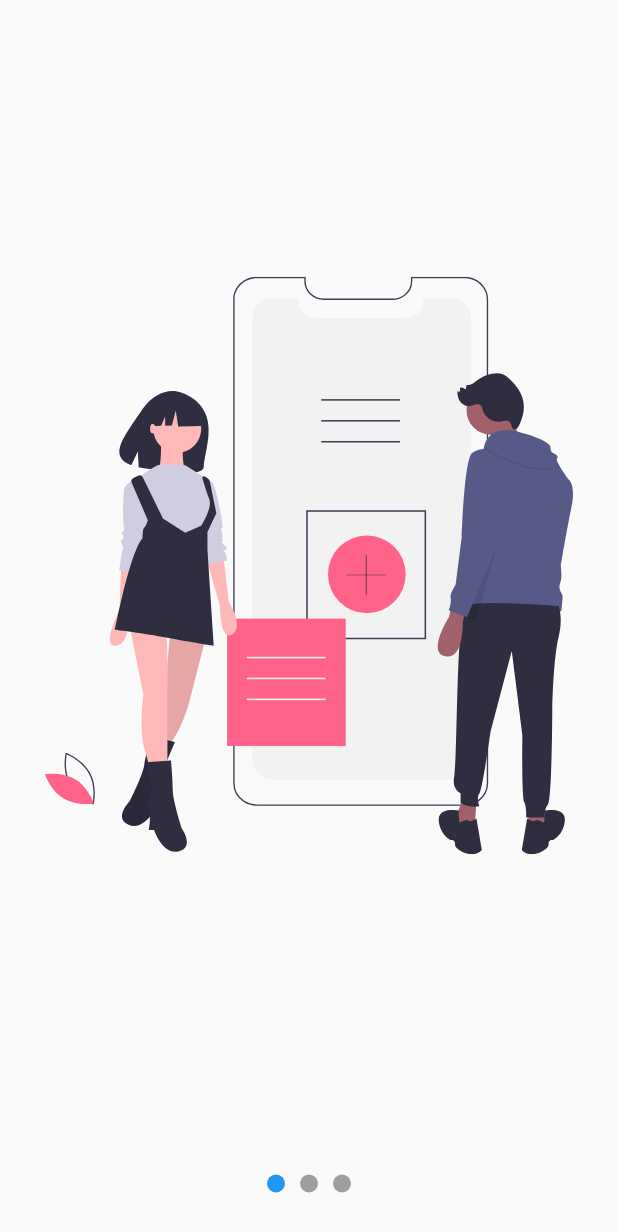
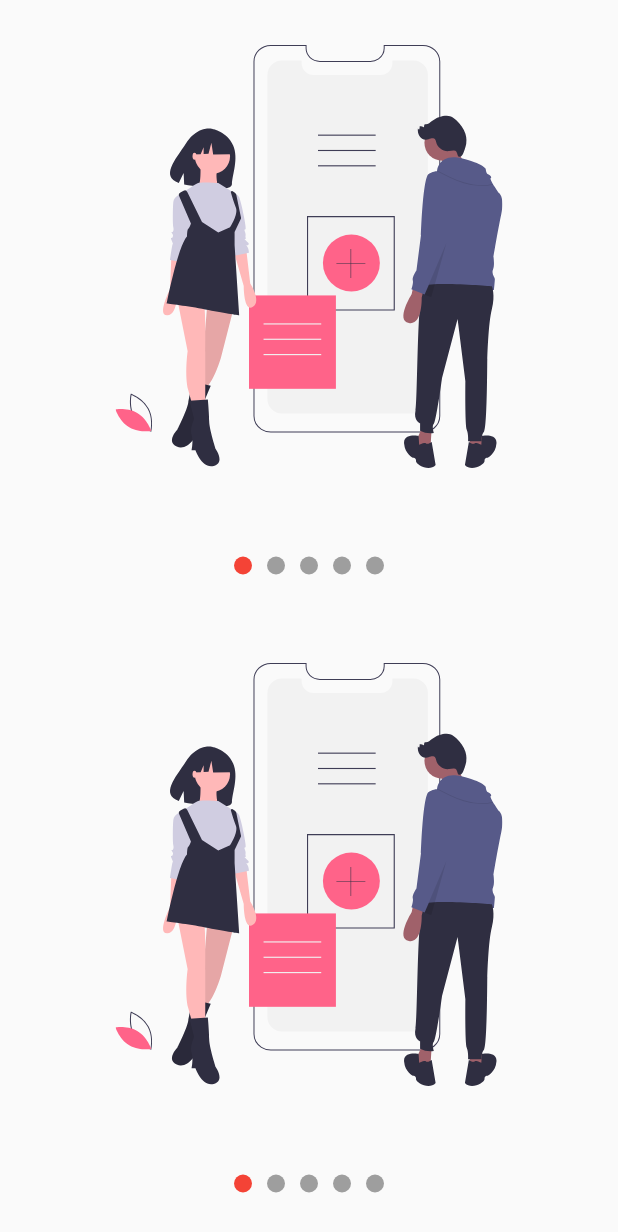
Before and after one commit to julianfrancodev/bug-free-flutter-painter-animatios, a Flutter app: the screen it shows after launch, on a phone screen of 412 x 824 dp. Shown: the top 1232 px of the screen. Run offline on Flutter 3.47's test engine with Material 2 defaults, Android fonts, the phone set to English and light mode, and no system bars; our stand-ins replace flutter_svg.

Commit message:
feat: improve slider component

```diff
--- /dev/null
+++ b/lib/labs/slideshow_page.dart
@@ -0,0 +1,128 @@
+import 'package:custom_painter/models/slider_model.dart';
+import 'package:flutter/material.dart';
+import 'package:flutter_svg/flutter_svg.dart';
+import 'package:provider/provider.dart';
+
+class SlideShowPage extends StatelessWidget {
+  @override
+  Widget build(BuildContext context) {
+    return ChangeNotifierProvider(
+      create: (_) => new SliderMode(),
+      child: Scaffold(
+        body: Center(
+          child: Column(
+            children: [
+              Expanded(child: _Slides()),
+              _Dots(),
+            ],
+          ),
+        ),
+      ),
+    );
+  }
+}
+
+class _Dots extends StatelessWidget {
+  @override
+  Widget build(BuildContext context) {
+    return Container(
+      width: double.infinity,
+      height: 70,
+      child: Row(
+        mainAxisAlignment: MainAxisAlignment.center,
+        children: [
+          _Dot(
+            index: 0,
+          ),
+          _Dot(
+            index: 1,
+          ),
+          _Dot(
+            index: 2,
+          ),
+        ],
+      ),
+    );
+  }
+}
+
+class _Dot extends StatelessWidget {
+  final int index;
+
+  _Dot({@required this.index});
+
+  @override
+  Widget build(BuildContext context) {
+    final pageViewIndex = Provider.of<SliderMode>(context).currentPage;
+
+    return AnimatedContainer(
+      duration: Duration(milliseconds: 200),
+      height: 12,
+      width: 12,
+      margin: EdgeInsets.symmetric(horizontal: 5),
+      decoration: BoxDecoration(
+          color: (pageViewIndex >= index - 0.5 && pageViewIndex < index + 0.5)
+              ? Colors.blue
+              : Colors.grey,
+          shape: BoxShape.circle),
+    );
+  }
+}
+
+class _Slides extends StatefulWidget {
+  @override
+  __SlidesState createState() => __SlidesState();
+}
+
+class __SlidesState extends State<_Slides> {
+  final pageViewController = new PageController();
+
+  @override
+  void initState() {
+    // TODO: implement initState
+    pageViewController.addListener(() {
+      print(pageViewController.page);
+
+      Provider.of<SliderMode>(context, listen: false).currentPage =
+          pageViewController.page;
+    });
+    super.initState();
+  }
+
+  @override
+  void dispose() {
+    // TODO: implement dispose
+    pageViewController.dispose();
+    super.dispose();
+  }
+
+  @override
+  Widget build(BuildContext context) {
+    return Container(
+      child: PageView(
+        controller: pageViewController,
+        children: [
+          _Slide(svg: 'assets/images/slide-1.svg'),
+          _Slide(svg: 'assets/images/slide-2.svg'),
+          _Slide(svg: 'assets/images/slide-3.svg'),
+        ],
+      ),
+    );
+  }
+}
+
+class _Slide extends StatelessWidget {
+  final String svg;
+
+  _Slide({@required this.svg});
+
+  @override
+  Widget build(BuildContext context) {
+    return Container(
+      width: double.infinity,
+      height: double.infinity,
+      padding: EdgeInsets.all(30),
+      child: SvgPicture.asset(svg),
+    );
+  }
+}
--- a/lib/main.dart
+++ b/lib/main.dart
@@ -3,12 +3,13 @@ import 'package:custom_painter/pages/animations_page.dart';
 import 'package:custom_painter/labs/circular_progress_page.dart';
 import 'package:custom_painter/pages/circular_graphics_page.dart';
 import 'package:custom_painter/pages/header_page.dart';
+import 'package:custom_painter/labs/slideshow_page.dart';
 import 'package:custom_painter/pages/slideshow_page.dart';
 import 'package:flutter/material.dart';
 
 void main(){
   runApp(MaterialApp(
     debugShowCheckedModeBanner: false,
-    home: SlideShowPage(),
+    home: SlidesShowPage(),
   ));
 }
--- a/lib/pages/slideshow_page.dart
+++ b/lib/pages/slideshow_page.dart
@@ -1,128 +1,34 @@
-import 'package:custom_painter/models/slider_model.dart';
+import 'package:custom_painter/widgets/slide_show.dart';
 import 'package:flutter/material.dart';
 import 'package:flutter_svg/flutter_svg.dart';
-import 'package:provider/provider.dart';
 
-class SlideShowPage extends StatelessWidget {
+class SlidesShowPage extends StatelessWidget {
   @override
   Widget build(BuildContext context) {
-    return ChangeNotifierProvider(
-      create: (_) => new SliderMode(),
-      child: Scaffold(
-        body: Center(
-          child: Column(
-            children: [
-              Expanded(child: _Slides()),
-              _Dots(),
-            ],
-          ),
-        ),
-      ),
+    return Scaffold(
+      body: Column(
+        children: [
+          Expanded(child: _SlideShown()),
+          Expanded(child: _SlideShown()),
+        ],
+      )
     );
   }
 }
-
-class _Dots extends StatelessWidget {
+class _SlideShown extends StatelessWidget {
   @override
   Widget build(BuildContext context) {
-    return Container(
-      width: double.infinity,
-      height: 70,
-      child: Row(
-        mainAxisAlignment: MainAxisAlignment.center,
-        children: [
-          _Dot(
-            index: 0,
-          ),
-          _Dot(
-            index: 1,
-          ),
-          _Dot(
-            index: 2,
-          ),
-        ],
-      ),
+    return SlideShow(
+      slides: [
+        SvgPicture.asset('assets/images/slide-1.svg'),
+        SvgPicture.asset('assets/images/slide-2.svg'),
+        SvgPicture.asset('assets/images/slide-3.svg'),
+        SvgPicture.asset('assets/images/slide-4.svg'),
+        SvgPicture.asset('assets/images/slide-5.svg'),
+      ],
+      topDots: false,
+      dotPrimaryColor: Colors.red,
+      secondaryBullet: 12,
     );
   }
 }
-
-class _Dot extends StatelessWidget {
-  final int index;
-
-  _Dot({@required this.index});
-
-  @override
-  Widget build(BuildContext context) {
-    final pageViewIndex = Provider.of<SliderMode>(context).currentPage;
-
-    return AnimatedContainer(
-      duration: Duration(milliseconds: 200),
-      height: 12,
-      width: 12,
-      margin: EdgeInsets.symmetric(horizontal: 5),
-      decoration: BoxDecoration(
-          color: (pageViewIndex >= index - 0.5 && pageViewIndex < index + 0.5)
-              ? Colors.blue
-              : Colors.grey,
-          shape: BoxShape.circle),
-    );
-  }
-}
-
-class _Slides extends StatefulWidget {
-  @override
-  __SlidesState createState() => __SlidesState();
-}
-
-class __SlidesState extends State<_Slides> {
-  final pageViewController = new PageController();
-
-  @override
-  void initState() {
-    // TODO: implement initState
-    pageViewController.addListener(() {
-      print(pageViewController.page);
-
-      Provider.of<SliderMode>(context, listen: false).currentPage =
-          pageViewController.page;
-    });
-    super.initState();
-  }
-
-  @override
-  void dispose() {
-    // TODO: implement dispose
-    pageViewController.dispose();
-    super.dispose();
-  }
-
-  @override
-  Widget build(BuildContext context) {
-    return Container(
-      child: PageView(
-        controller: pageViewController,
-        children: [
-          _Slide(svg: 'assets/images/slide-1.svg'),
-          _Slide(svg: 'assets/images/slide-2.svg'),
-          _Slide(svg: 'assets/images/slide-3.svg'),
-        ],
-      ),
-    );
-  }
-}
-
-class _Slide extends StatelessWidget {
-  final String svg;
-
-  _Slide({@required this.svg});
-
-  @override
-  Widget build(BuildContext context) {
-    return Container(
-      width: double.infinity,
-      height: double.infinity,
-      padding: EdgeInsets.all(30),
-      child: SvgPicture.asset(svg),
-    );
-  }
-}
--- /dev/null
+++ b/lib/widgets/slide_show.dart
@@ -0,0 +1,215 @@
+import 'package:flutter/material.dart';
+import 'package:provider/provider.dart';
+
+class SlideShow extends StatelessWidget {
+  final List<Widget> slides;
+  final bool topDots;
+  final Color dotPrimaryColor;
+  final Color dotSecondaryColor;
+  final double primaryBullet;
+  final double secondaryBullet;
+
+  SlideShow(
+      {@required this.slides,
+      this.topDots = false,
+      this.dotPrimaryColor = Colors.blue,
+      this.dotSecondaryColor = Colors.grey,
+      this.primaryBullet = 12,
+      this.secondaryBullet = 12});
+
+  @override
+  Widget build(BuildContext context) {
+    return ChangeNotifierProvider(
+      create: (_) => _SliderShowModel(),
+      child: SafeArea(
+        child: Center(child: Builder(
+          builder: (context) {
+            Provider.of<_SliderShowModel>(context).dotPrimaryColor =
+                this.dotPrimaryColor;
+            Provider.of<_SliderShowModel>(context).dotSecondaryColor =
+                this.dotSecondaryColor;
+
+            Provider.of<_SliderShowModel>(context)._bulletPrimary =
+                this.primaryBullet;
+            Provider.of<_SliderShowModel>(context)._bulletSecondary =
+                this.secondaryBullet;
+
+            return _SlidesShows(
+              topDots: this.topDots,
+              slides: this.slides,
+            );
+          },
+        )),
+      ),
+    );
+  }
+}
+
+class _SlidesShows extends StatelessWidget {
+  final List<Widget> slides;
+  final bool topDots;
+
+  _SlidesShows({@required this.topDots, @required this.slides});
+
+  @override
+  Widget build(BuildContext context) {
+    return Column(
+      children: [
+        if (this.topDots) _Dots(this.slides),
+        Expanded(child: _Slides(this.slides)),
+        if (!this.topDots) _Dots(this.slides),
+      ],
+    );
+  }
+}
+
+class _Dots extends StatelessWidget {
+  final List<Widget> slides;
+
+  _Dots(this.slides);
+
+  @override
+  Widget build(BuildContext context) {
+    return Container(
+      width: double.infinity,
+      height: 70,
+      child: Row(
+        mainAxisAlignment: MainAxisAlignment.center,
+        children:
+            this.slides.map((dot) => _Dot(index: slides.indexOf(dot))).toList(),
+      ),
+    );
+  }
+}
+
+class _Dot extends StatelessWidget {
+  final int index;
+
+  _Dot({
+    @required this.index,
+  });
+
+  @override
+  Widget build(BuildContext context) {
+    final slideShowModel = Provider.of<_SliderShowModel>(context);
+    return AnimatedContainer(
+      duration: Duration(milliseconds: 200),
+      height: 12,
+      width: (slideShowModel._bulletPrimary != 12)
+          ? slideShowModel._bulletPrimary
+          : (slideShowModel._bulletSecondary != 12)
+              ? slideShowModel._bulletSecondary
+              : 12,
+      margin: EdgeInsets.symmetric(horizontal: 5),
+      decoration: BoxDecoration(
+          color: (slideShowModel.currentPage >= index - 0.5 &&
+                  slideShowModel.currentPage < index + 0.5)
+              ? slideShowModel.dotPrimaryColor
+              : slideShowModel.dotSecondaryColor,
+          shape: BoxShape.circle),
+    );
+  }
+}
+
+class _Slides extends StatefulWidget {
+  final List<Widget> slides;
+
+  _Slides(this.slides);
+
+  @override
+  __SlidesState createState() => __SlidesState();
+}
+
+class __SlidesState extends State<_Slides> {
+  final pageViewController = new PageController();
+
+  @override
+  void initState() {
+    // TODO: implement initState
+    pageViewController.addListener(() {
+      // print(pageViewController.page);
+
+      Provider.of<_SliderShowModel>(context, listen: false).currentPage =
+          pageViewController.page;
+    });
+    super.initState();
+  }
+
+  @override
+  void dispose() {
+    // TODO: implement dispose
+    pageViewController.dispose();
+    super.dispose();
+  }
+
+  @override
+  Widget build(BuildContext context) {
+    return Container(
+      child: PageView(
+        controller: pageViewController,
+        children: widget.slides
+            .map((slide) => _Slide(
+                  slide: slide,
+                ))
+            .toList(),
+      ),
+    );
+  }
+}
+
+class _Slide extends StatelessWidget {
+  final Widget slide;
+
+  _Slide({@required this.slide});
+
+  @override
+  Widget build(BuildContext context) {
+    return Container(
+      width: double.infinity,
+      height: double.infinity,
+      padding: EdgeInsets.all(30),
+      child: slide,
+    );
+  }
+}
+
+class _SliderShowModel with ChangeNotifier {
+  double _currentPage = 0;
+  Color _dotPrimaryColor = Colors.blue;
+  Color _dotSecondaryColor = Colors.grey;
+  double _bulletPrimary;
+  double _bulletSecondary;
+
+  double get currentPage => this._currentPage;
+
+  Color get dotPrimaryColor => this._dotPrimaryColor;
+
+  Color get dotSecondaryColor => this._dotSecondaryColor;
+
+  double get bulletPrimary => this._bulletPrimary;
+
+  double get bulletSecondary => this._bulletSecondary;
+
+  set currentPage(double currentPage) {
+    this._currentPage = currentPage;
+    notifyListeners();
+  }
+
+  set dotPrimaryColor(Color color) {
+    this._dotPrimaryColor = color;
+  }
+
+  set dotSecondaryColor(Color color) {
+    this._dotSecondaryColor = color;
+  }
+
+  set bulletPrimary(double bullet) {
+    this._bulletPrimary = bullet;
+    notifyListeners();
+  }
+
+  set bulletSecondary(double bullet) {
+    this._bulletSecondary = bullet;
+    notifyListeners();
+  }
+}
```
